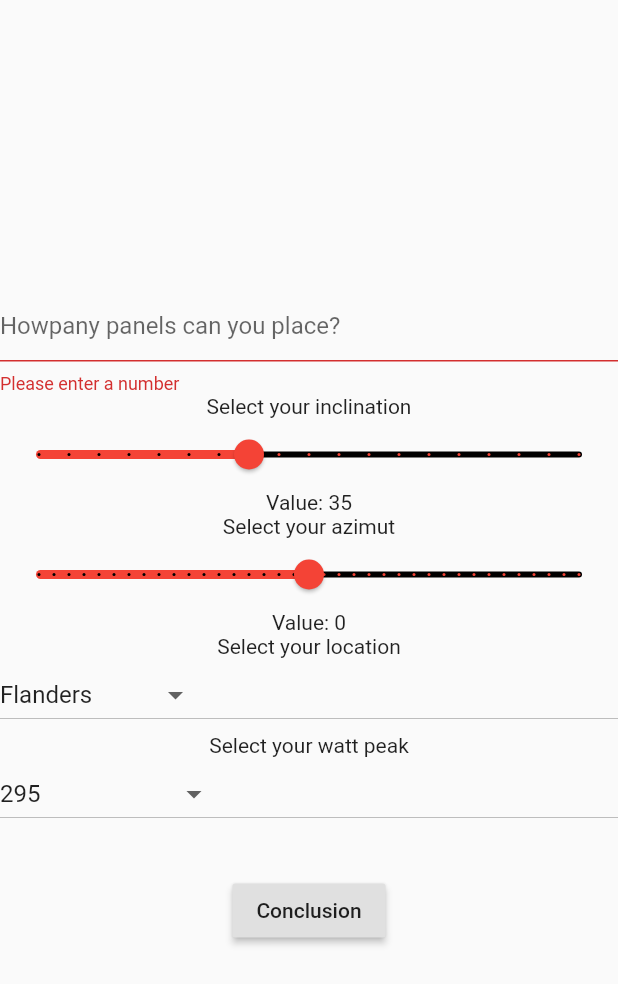
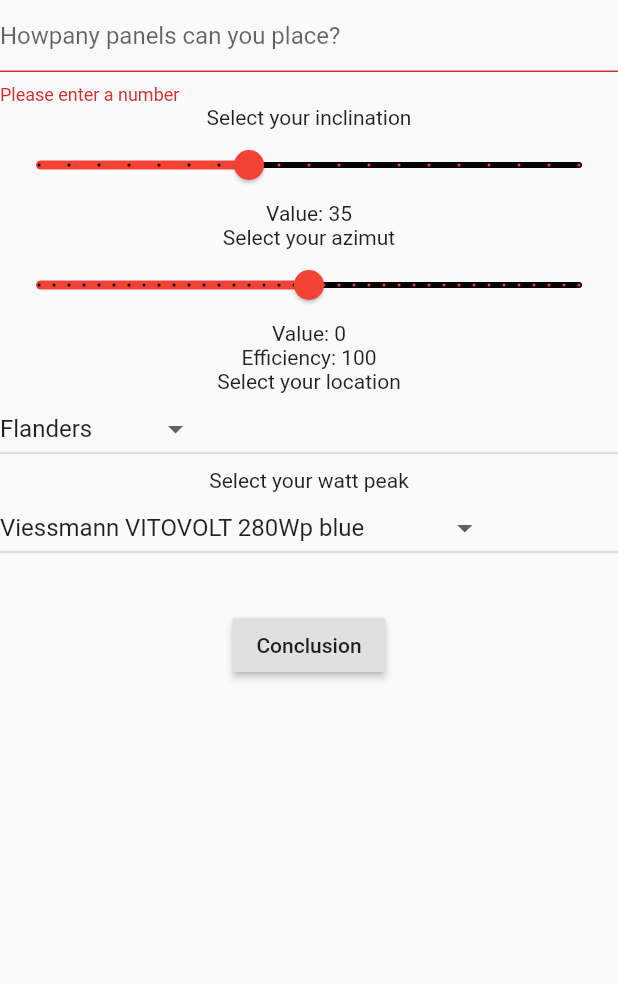
Before and after one commit to SteensG/winwatt-solar-simulator, a Flutter app: the screen it shows after launch, after a tap on "Conclusion", on a phone screen of 412 x 824 dp. Shown: the top 984 px of the screen. Run offline on Flutter 3.47's test engine with Material 2 defaults, Android fonts, the phone set to English and light mode, and no system bars.

Commit message:
final commit no design

```diff
--- a/lib/simulator_screen.dart
+++ b/lib/simulator_screen.dart
@@ -45,16 +45,32 @@ class _CalculatorState extends State<Calculator> {
   void loadWattPeakList() {
     wattPeakList = [];
     wattPeakList.add(new DropdownMenuItem(
-      child: new Text('295'),
+      child: new Text('Viessmann VITOVOLT 280Wp blue'),
       value: 0,
     ));
     wattPeakList.add(new DropdownMenuItem(
-      child: new Text('320'),
+      child: new Text('Viessmann VITOVOLT 300Wp black'),
       value: 1,
     ));
     wattPeakList.add(new DropdownMenuItem(
-      child: new Text('350'),
+      child: new Text('Viessmann VITOVOLT 305Wp blue'),
       value: 2,
+    ));
+    wattPeakList.add(new DropdownMenuItem(
+      child: new Text('SunPower HighPower P19 320Wp black'),
+      value: 3,
+    ));
+    wattPeakList.add(new DropdownMenuItem(
+      child: new Text('SunPower HighPower MAX2 360Wp black'),
+      value: 4,
+    ));
+    wattPeakList.add(new DropdownMenuItem(
+      child: new Text('SunPower HighPower MAX3 375Wp black'),
+      value: 5,
+    ));
+    wattPeakList.add(new DropdownMenuItem(
+      child: new Text('SunPower HighPower MAX3 390Wp black'),
+      value: 6,
     ));
   }
 
@@ -72,7 +88,6 @@ class _CalculatorState extends State<Calculator> {
         key: calculatorFormKey,
         child: SafeArea(
           child: Column(
-            mainAxisAlignment: MainAxisAlignment.center,
             children: <Widget>[
               TextFormField(
                 controller: controllerPanels,
@@ -119,6 +134,7 @@ class _CalculatorState extends State<Calculator> {
               Text(
                 'Value: ${(_selectedAzimut).round()}',
               ),
+              Text('Efficiency: ${factor}'),
               Text('Select your location'),
               Container(
                 height: 50,
@@ -199,11 +215,19 @@ class _CalculatorState extends State<Calculator> {
       }
 
       if (_selectedWattPeak == 0) {
-        wattPeak = 295;
+        wattPeak = 280;
       } else if (_selectedWattPeak == 1) {
+        wattPeak = 300;
+      } else if (_selectedWattPeak == 2){
+        wattPeak = 305;
+      } else if (_selectedWattPeak == 3){
         wattPeak = 320;
-      } else if (_selectedWattPeak == 2){
-        wattPeak = 350;
+      } else if (_selectedWattPeak == 4){
+        wattPeak = 360;
+      } else if (_selectedWattPeak == 5){
+        wattPeak = 375;
+      } else if (_selectedWattPeak == 6){
+        wattPeak = 390;
       }
 
       if (_selectedInclination == 0) {
```
